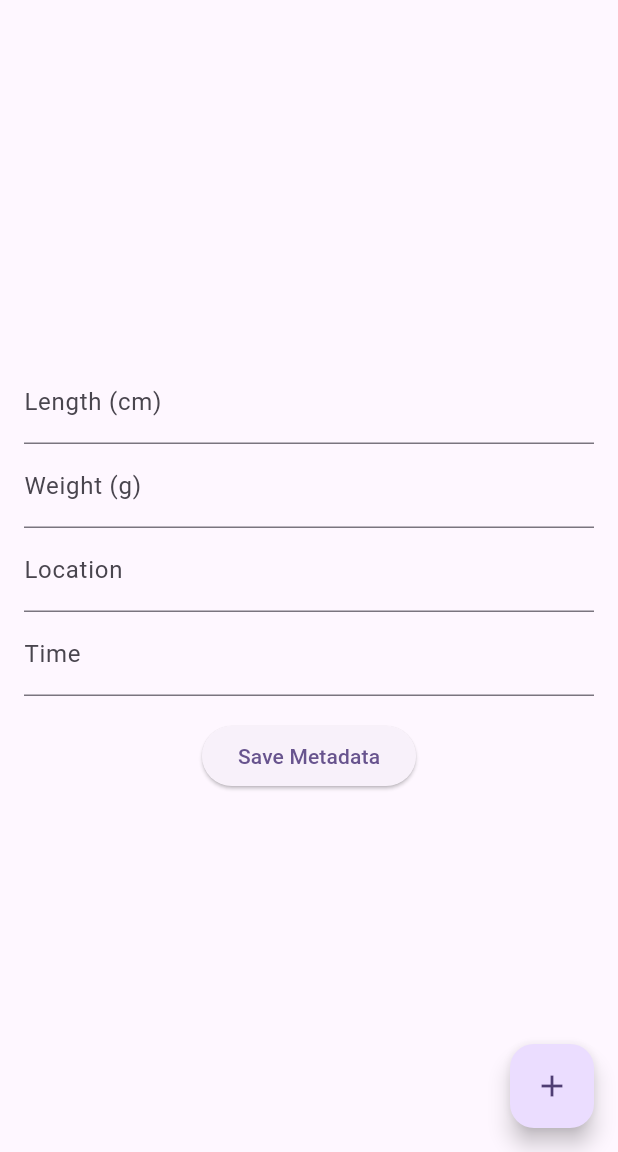
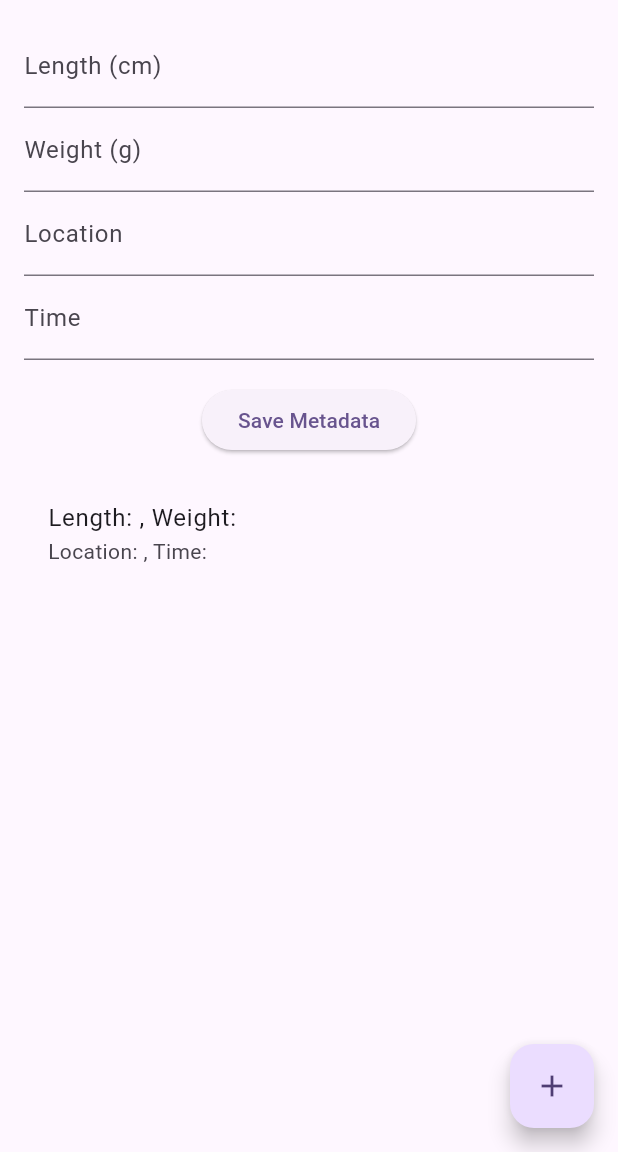
Before and after one commit to ArbaazPatwari/animalScanner-2024, a Flutter app: the screen it shows after launch, after a tap on "Save Metadata", on a phone screen of 412 x 824 dp, the part 84-1236 px from its top. Run offline on Flutter 3.47's test engine with Material 3 defaults, Android fonts, the light colour scheme and no system bars; our stand-ins replace image_picker.

Commit message:
saving changes

```diff
--- a/animal_scanner/lib/main.dart
+++ b/animal_scanner/lib/main.dart
@@ -115,7 +115,22 @@
               onPressed: _saveMetadata,
               child: const Text('Save Metadata'),
             ),
-            // Placeholder for displaying saved metadata
+            SizedBox(height: 16),
+            // Expanded widget for displaying saved metadata
+            Expanded(
+              child: ListView.builder(
+                itemCount: metadataList.length,
+                itemBuilder: (context, index) {
+                  final item = metadataList[index];
+                  return ListTile(
+                    title: Text(
+                        'Length: ${item['Length']}, Weight: ${item['Weight']}'),
+                    subtitle: Text(
+                        'Location: ${item['Location']}, Time: ${item['Time']}'),
+                  );
+                },
+              ),
+            ),
           ],
         ),
       ),
@@ -126,4 +141,5 @@
       ),
     );
   }
+
 }
```
